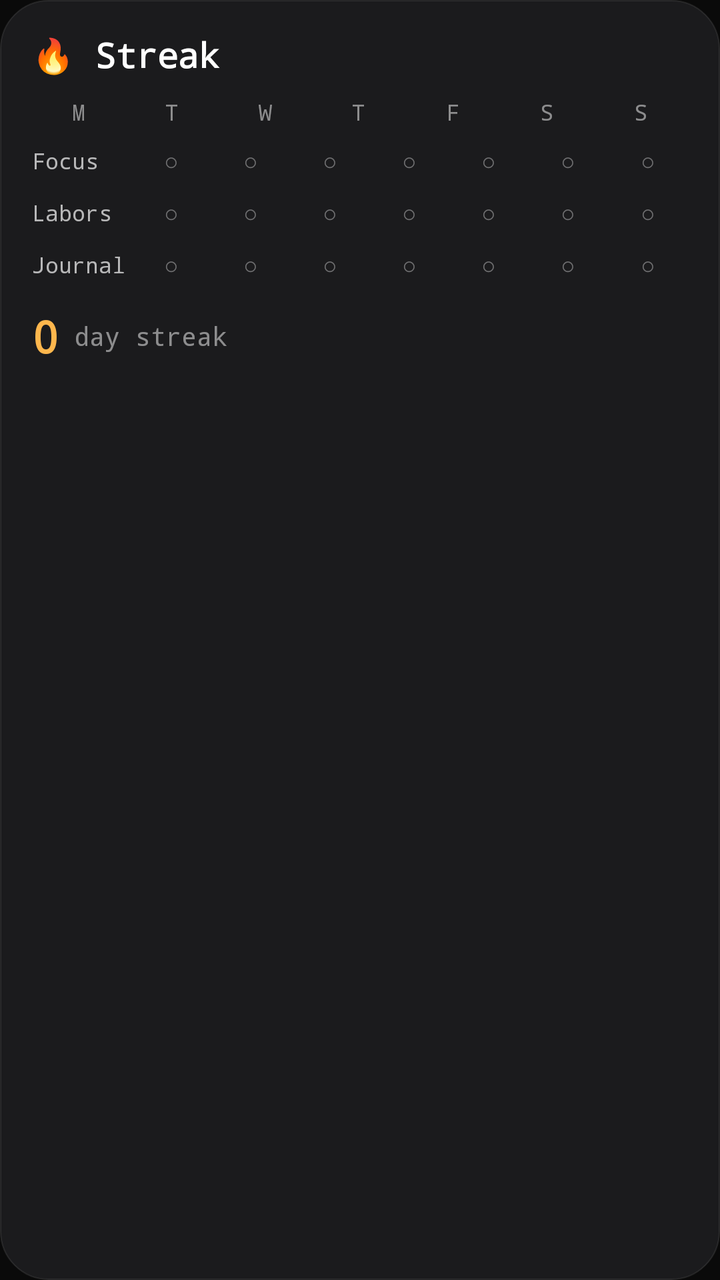
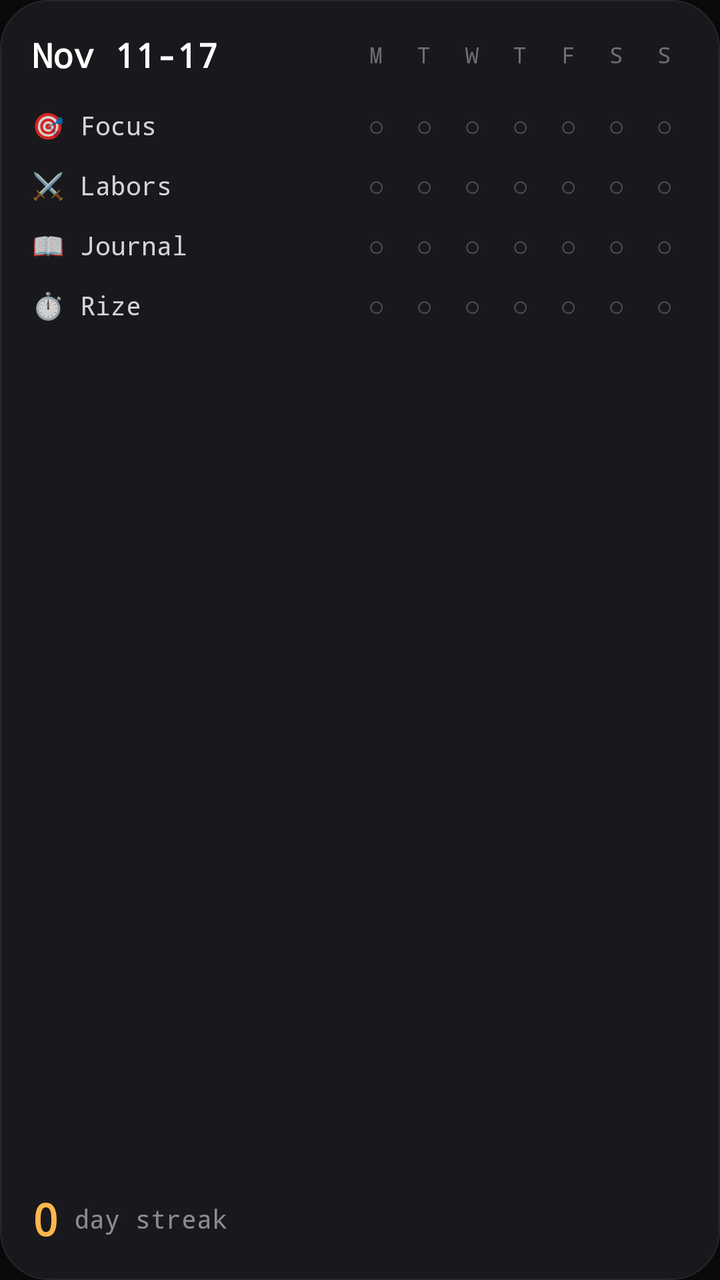

Two renders of the same Android screen: before a commit and after it. Below are the layout's source before the change and the commit's diff.
<!-- AndroidManifest.xml: application theme Theme.Forge -->
<!-- res/layout/widget_streak.xml -->
<?xml version="1.0" encoding="utf-8"?>
<LinearLayout xmlns:android="http://schemas.android.com/apk/res/android"
    android:id="@+id/widget_streak_root"
    android:layout_width="match_parent"
    android:layout_height="match_parent"
    android:background="@drawable/widget_bg_glass"
    android:orientation="vertical"
    android:padding="16dp">

    
    <LinearLayout
        android:layout_width="match_parent"
        android:layout_height="wrap_content"
        android:orientation="horizontal"
        android:gravity="center_vertical"
        android:layout_marginBottom="10dp">
        <TextView
            android:layout_width="0dp"
            android:layout_height="wrap_content"
            android:layout_weight="1"
            android:text="🔥 Streak"
            android:textColor="#FFFFFF"
            android:textSize="17sp"
            android:textStyle="bold"/>
        <TextView
            android:id="@+id/streak_date_range"
            android:layout_width="wrap_content"
            android:layout_height="wrap_content"
            android:text=""
            android:textColor="#80ffffff"
            android:textSize="11sp"/>
    </LinearLayout>

    
    <LinearLayout
        android:layout_width="match_parent"
        android:layout_height="wrap_content"
        android:orientation="horizontal"
        android:layout_marginBottom="6dp">
        <TextView android:layout_width="0dp" android:layout_height="wrap_content" android:layout_weight="1" android:text="M" android:textColor="#80ffffff" android:textSize="11sp" android:gravity="center"/>
        <TextView android:layout_width="0dp" android:layout_height="wrap_content" android:layout_weight="1" android:text="T" android:textColor="#80ffffff" android:textSize="11sp" android:gravity="center"/>
        <TextView android:layout_width="0dp" android:layout_height="wrap_content" android:layout_weight="1" android:text="W" android:textColor="#80ffffff" android:textSize="11sp" android:gravity="center"/>
        <TextView android:layout_width="0dp" android:layout_height="wrap_content" android:layout_weight="1" android:text="T" android:textColor="#80ffffff" android:textSize="11sp" android:gravity="center"/>
        <TextView android:layout_width="0dp" android:layout_height="wrap_content" android:layout_weight="1" android:text="F" android:textColor="#80ffffff" android:textSize="11sp" android:gravity="center"/>
        <TextView android:layout_width="0dp" android:layout_height="wrap_content" android:layout_weight="1" android:text="S" android:textColor="#80ffffff" android:textSize="11sp" android:gravity="center"/>
        <TextView android:layout_width="0dp" android:layout_height="wrap_content" android:layout_weight="1" android:text="S" android:textColor="#80ffffff" android:textSize="11sp" android:gravity="center"/>
    </LinearLayout>

    
    <LinearLayout
        android:layout_width="match_parent"
        android:layout_height="wrap_content"
        android:orientation="horizontal"
        android:gravity="center_vertical"
        android:layout_marginBottom="4dp">
        <TextView android:id="@+id/streak_r1_label" android:layout_width="50dp" android:layout_height="wrap_content" android:text="Focus" android:textColor="#B0ffffff" android:textSize="11sp" android:maxLines="1"/>
        <TextView android:id="@+id/streak_r1_d1" android:layout_width="0dp" android:layout_height="22dp" android:layout_weight="1" android:gravity="center" android:text="○" android:textColor="#60ffffff" android:textSize="12sp"/>
        <TextView android:id="@+id/streak_r1_d2" android:layout_width="0dp" android:layout_height="22dp" android:layout_weight="1" android:gravity="center" android:text="○" android:textColor="#60ffffff" android:textSize="12sp"/>
        <TextView android:id="@+id/streak_r1_d3" android:layout_width="0dp" android:layout_height="22dp" android:layout_weight="1" android:gravity="center" android:text="○" android:textColor="#60ffffff" android:textSize="12sp"/>
        <TextView android:id="@+id/streak_r1_d4" android:layout_width="0dp" android:layout_height="22dp" android:layout_weight="1" android:gravity="center" android:text="○" android:textColor="#60ffffff" android:textSize="12sp"/>
        <TextView android:id="@+id/streak_r1_d5" android:layout_width="0dp" android:layout_height="22dp" android:layout_weight="1" android:gravity="center" android:text="○" android:textColor="#60ffffff" android:textSize="12sp"/>
        <TextView android:id="@+id/streak_r1_d6" android:layout_width="0dp" android:layout_height="22dp" android:layout_weight="1" android:gravity="center" android:text="○" android:textColor="#60ffffff" android:textSize="12sp"/>
        <TextView android:id="@+id/streak_r1_d7" android:layout_width="0dp" android:layout_height="22dp" android:layout_weight="1" android:gravity="center" android:text="○" android:textColor="#60ffffff" android:textSize="12sp"/>
    </LinearLayout>

    
    <LinearLayout
        android:layout_width="match_parent"
        android:layout_height="wrap_content"
        android:orientation="horizontal"
        android:gravity="center_vertical"
        android:layout_marginBottom="4dp">
        <TextView android:id="@+id/streak_r2_label" android:layout_width="50dp" android:layout_height="wrap_content" android:text="Labors" android:textColor="#B0ffffff" android:textSize="11sp" android:maxLines="1"/>
        <TextView android:id="@+id/streak_r2_d1" android:layout_width="0dp" android:layout_height="22dp" android:layout_weight="1" android:gravity="center" android:text="○" android:textColor="#60ffffff" android:textSize="12sp"/>
        <TextView android:id="@+id/streak_r2_d2" android:layout_width="0dp" android:layout_height="22dp" android:layout_weight="1" android:gravity="center" android:text="○" android:textColor="#60ffffff" android:textSize="12sp"/>
        <TextView android:id="@+id/streak_r2_d3" android:layout_width="0dp" android:layout_height="22dp" android:layout_weight="1" android:gravity="center" android:text="○" android:textColor="#60ffffff" android:textSize="12sp"/>
        <TextView android:id="@+id/streak_r2_d4" android:layout_width="0dp" android:layout_height="22dp" android:layout_weight="1" android:gravity="center" android:text="○" android:textColor="#60ffffff" android:textSize="12sp"/>
        <TextView android:id="@+id/streak_r2_d5" android:layout_width="0dp" android:layout_height="22dp" android:layout_weight="1" android:gravity="center" android:text="○" android:textColor="#60ffffff" android:textSize="12sp"/>
        <TextView android:id="@+id/streak_r2_d6" android:layout_width="0dp" android:layout_height="22dp" android:layout_weight="1" android:gravity="center" android:text="○" android:textColor="#60ffffff" android:textSize="12sp"/>
        <TextView android:id="@+id/streak_r2_d7" android:layout_width="0dp" android:layout_height="22dp" android:layout_weight="1" android:gravity="center" android:text="○" android:textColor="#60ffffff" android:textSize="12sp"/>
    </LinearLayout>

    
    <LinearLayout
        android:layout_width="match_parent"
        android:layout_height="wrap_content"
        android:orientation="horizontal"
        android:gravity="center_vertical">
        <TextView android:id="@+id/streak_r3_label" android:layout_width="50dp" android:layout_height="wrap_content" android:text="Journal" android:textColor="#B0ffffff" android:textSize="11sp" android:maxLines="1"/>
        <TextView android:id="@+id/streak_r3_d1" android:layout_width="0dp" android:layout_height="22dp" android:layout_weight="1" android:gravity="center" android:text="○" android:textColor="#60ffffff" android:textSize="12sp"/>
        <TextView android:id="@+id/streak_r3_d2" android:layout_width="0dp" android:layout_height="22dp" android:layout_weight="1" android:gravity="center" android:text="○" android:textColor="#60ffffff" android:textSize="12sp"/>
        <TextView android:id="@+id/streak_r3_d3" android:layout_width="0dp" android:layout_height="22dp" android:layout_weight="1" android:gravity="center" android:text="○" android:textColor="#60ffffff" android:textSize="12sp"/>
        <TextView android:id="@+id/streak_r3_d4" android:layout_width="0dp" android:layout_height="22dp" android:layout_weight="1" android:gravity="center" android:text="○" android:textColor="#60ffffff" android:textSize="12sp"/>
        <TextView android:id="@+id/streak_r3_d5" android:layout_width="0dp" android:layout_height="22dp" android:layout_weight="1" android:gravity="center" android:text="○" android:textColor="#60ffffff" android:textSize="12sp"/>
        <TextView android:id="@+id/streak_r3_d6" android:layout_width="0dp" android:layout_height="22dp" android:layout_weight="1" android:gravity="center" android:text="○" android:textColor="#60ffffff" android:textSize="12sp"/>
        <TextView android:id="@+id/streak_r3_d7" android:layout_width="0dp" android:layout_height="22dp" android:layout_weight="1" android:gravity="center" android:text="○" android:textColor="#60ffffff" android:textSize="12sp"/>
    </LinearLayout>

    
    <LinearLayout
        android:layout_width="match_parent"
        android:layout_height="wrap_content"
        android:orientation="horizontal"
        android:gravity="center_vertical"
        android:layout_marginTop="10dp">
        <TextView
            android:id="@+id/streak_count"
            android:layout_width="wrap_content"
            android:layout_height="wrap_content"
            android:text="0"
            android:textColor="#FFB74D"
            android:textSize="22sp"
            android:textStyle="bold"/>
        <TextView
            android:layout_width="wrap_content"
            android:layout_height="wrap_content"
            android:text=" day streak"
            android:textColor="#80ffffff"
            android:textSize="13sp"/>
    </LinearLayout>
</LinearLayout>
<!-- resources referenced by this layout -->
<resources>
  <!-- drawable widget_bg_glass (drawable) -->
  <?xml version="1.0" encoding="utf-8"?>
  <shape xmlns:android="http://schemas.android.com/apk/res/android"
      android:shape="rectangle">
      <solid android:color="#F01C1C1E"/>
      <corners android:radius="24dp"/>
      <stroke android:width="0.5dp" android:color="#18ffffff"/>
  </shape>
  <style name="Theme.Forge" parent="Theme.Material3.Dark.NoActionBar">
          <item name="colorPrimary">@color/red</item>
          <item name="colorPrimaryContainer">@color/red_alpha30</item>
          <item name="colorOnPrimary">@color/white</item>
          <item name="colorSecondary">@color/red</item>
          <item name="colorSecondaryContainer">@color/red_alpha20</item>
          <item name="colorOnSecondary">@color/white</item>
          <item name="colorSurface">@color/surface1</item>
          <item name="colorOnSurface">@color/fg</item>
          <item name="colorSurfaceVariant">@color/surface2</item>
          <item name="colorOnSurfaceVariant">@color/fg2</item>
          <item name="colorError">@color/red_light</item>
          <item name="colorOnError">@color/white</item>
          <item name="android:colorBackground">@color/bg</item>
          <item name="colorOnBackground">@color/fg</item>
          <item name="android:windowBackground">@color/bg</item>
          <item name="android:statusBarColor">@color/bg</item>
          <item name="android:navigationBarColor">@color/bg</item>
          <item name="android:windowLightStatusBar">false</item>
          <item name="android:windowLightNavigationBar">false</item>
          <item name="android:textColorPrimary">@color/fg</item>
          <item name="android:textColorSecondary">@color/fg2</item>
          <item name="android:textColorHint">@color/fg3</item>
          <item name="android:fontFamily">monospace</item>
      </style>
  <color name="red">#FFE53935</color>
  <color name="red_alpha30">#4DE53935</color>
  <color name="white">#FFFFFFFF</color>
  <color name="red_alpha20">#33E53935</color>
  <color name="surface1">#FF111111</color>
  <color name="fg">#FFF5F5F5</color>
  <color name="surface2">#FF171717</color>
  <color name="fg2">#FF9E9E9E</color>
  <color name="red_light">#FFFF5252</color>
  <color name="bg">#FF0A0A0A</color>
  <color name="fg3">#FF555555</color>
</resources>

<!-- the commit's change to res/layout/widget_streak.xml (unified diff, before → after) -->
@@ -3,7 +3,7 @@
     android:id="@+id/widget_streak_root"
     android:layout_width="match_parent"
     android:layout_height="match_parent"
-    android:background="@drawable/widget_bg_glass"
+    android:background="@drawable/widget_bg"
     android:orientation="vertical"
     android:padding="16dp">
 
@@ -13,37 +13,31 @@
         android:layout_height="wrap_content"
         android:orientation="horizontal"
         android:gravity="center_vertical"
-        android:layout_marginBottom="10dp">
+        android:layout_marginBottom="12dp">
+
         <TextView
+            android:id="@+id/streak_date_range"
             android:layout_width="0dp"
             android:layout_height="wrap_content"
             android:layout_weight="1"
-            android:text="🔥 Streak"
+            android:text="Nov 11-17"
             android:textColor="#FFFFFF"
             android:textSize="17sp"
             android:textStyle="bold"/>
-        <TextView
-            android:id="@+id/streak_date_range"
+
+        
+        <LinearLayout
             android:layout_width="wrap_content"
             android:layout_height="wrap_content"
-            android:text=""
-            android:textColor="#80ffffff"
-            android:textSize="11sp"/>
-    </LinearLayout>
-
-    
-    <LinearLayout
-        android:layout_width="match_parent"
-        android:layout_height="wrap_content"
-        android:orientation="horizontal"
-        android:layout_marginBottom="6dp">
-        <TextView android:layout_width="0dp" android:layout_height="wrap_content" android:layout_weight="1" android:text="M" android:textColor="#80ffffff" android:textSize="11sp" android:gravity="center"/>
-        <TextView android:layout_width="0dp" android:layout_height="wrap_content" android:layout_weight="1" android:text="T" android:textColor="#80ffffff" android:textSize="11sp" android:gravity="center"/>
-        <TextView android:layout_width="0dp" android:layout_height="wrap_content" android:layout_weight="1" android:text="W" android:textColor="#80ffffff" android:textSize="11sp" android:gravity="center"/>
-        <TextView android:layout_width="0dp" android:layout_height="wrap_content" android:layout_weight="1" android:text="T" android:textColor="#80ffffff" android:textSize="11sp" android:gravity="center"/>
-        <TextView android:layout_width="0dp" android:layout_height="wrap_content" android:layout_weight="1" android:text="F" android:textColor="#80ffffff" android:textSize="11sp" android:gravity="center"/>
-        <TextView android:layout_width="0dp" android:layout_height="wrap_content" android:layout_weight="1" android:text="S" android:textColor="#80ffffff" android:textSize="11sp" android:gravity="center"/>
-        <TextView android:layout_width="0dp" android:layout_height="wrap_content" android:layout_weight="1" android:text="S" android:textColor="#80ffffff" android:textSize="11sp" android:gravity="center"/>
+            android:orientation="horizontal">
+            <TextView android:layout_width="24dp" android:layout_height="wrap_content" android:text="M" android:textColor="#60ffffff" android:textSize="11sp" android:gravity="center"/>
+            <TextView android:layout_width="24dp" android:layout_height="wrap_content" android:text="T" android:textColor="#60ffffff" android:textSize="11sp" android:gravity="center"/>
+            <TextView android:layout_width="24dp" android:layout_height="wrap_content" android:text="W" android:textColor="#60ffffff" android:textSize="11sp" android:gravity="center"/>
+            <TextView android:layout_width="24dp" android:layout_height="wrap_content" android:text="T" android:textColor="#60ffffff" android:textSize="11sp" android:gravity="center"/>
+            <TextView android:layout_width="24dp" android:layout_height="wrap_content" android:text="F" android:textColor="#60ffffff" android:textSize="11sp" android:gravity="center"/>
+            <TextView android:layout_width="24dp" android:layout_height="wrap_content" android:text="S" android:textColor="#60ffffff" android:textSize="11sp" android:gravity="center"/>
+            <TextView android:layout_width="24dp" android:layout_height="wrap_content" android:text="S" android:textColor="#60ffffff" android:textSize="11sp" android:gravity="center"/>
+        </LinearLayout>
     </LinearLayout>
 
     
@@ -52,15 +46,15 @@
         android:layout_height="wrap_content"
         android:orientation="horizontal"
         android:gravity="center_vertical"
-        android:layout_marginBottom="4dp">
-        <TextView android:id="@+id/streak_r1_label" android:layout_width="50dp" android:layout_height="wrap_content" android:text="Focus" android:textColor="#B0ffffff" android:textSize="11sp" android:maxLines="1"/>
-        <TextView android:id="@+id/streak_r1_d1" android:layout_width="0dp" android:layout_height="22dp" android:layout_weight="1" android:gravity="center" android:text="○" android:textColor="#60ffffff" android:textSize="12sp"/>
-        <TextView android:id="@+id/streak_r1_d2" android:layout_width="0dp" android:layout_height="22dp" android:layout_weight="1" android:gravity="center" android:text="○" android:textColor="#60ffffff" android:textSize="12sp"/>
-        <TextView android:id="@+id/streak_r1_d3" android:layout_width="0dp" android:layout_height="22dp" android:layout_weight="1" android:gravity="center" android:text="○" android:textColor="#60ffffff" android:textSize="12sp"/>
-        <TextView android:id="@+id/streak_r1_d4" android:layout_width="0dp" android:layout_height="22dp" android:layout_weight="1" android:gravity="center" android:text="○" android:textColor="#60ffffff" android:textSize="12sp"/>
-        <TextView android:id="@+id/streak_r1_d5" android:layout_width="0dp" android:layout_height="22dp" android:layout_weight="1" android:gravity="center" android:text="○" android:textColor="#60ffffff" android:textSize="12sp"/>
-        <TextView android:id="@+id/streak_r1_d6" android:layout_width="0dp" android:layout_height="22dp" android:layout_weight="1" android:gravity="center" android:text="○" android:textColor="#60ffffff" android:textSize="12sp"/>
-        <TextView android:id="@+id/streak_r1_d7" android:layout_width="0dp" android:layout_height="22dp" android:layout_weight="1" android:gravity="center" android:text="○" android:textColor="#60ffffff" android:textSize="12sp"/>
+        android:layout_marginBottom="6dp">
+        <TextView android:id="@+id/streak_r1_label" android:layout_width="0dp" android:layout_height="wrap_content" android:layout_weight="1" android:text="🎯 Focus" android:textColor="#D0ffffff" android:textSize="13sp" android:maxLines="1"/>
+        <TextView android:id="@+id/streak_r1_d1" android:layout_width="24dp" android:layout_height="24dp" android:gravity="center" android:text="○" android:textColor="#40ffffff" android:textSize="14sp"/>
+        <TextView android:id="@+id/streak_r1_d2" android:layout_width="24dp" android:layout_height="24dp" android:gravity="center" android:text="○" android:textColor="#40ffffff" android:textSize="14sp"/>
+        <TextView android:id="@+id/streak_r1_d3" android:layout_width="24dp" android:layout_height="24dp" android:gravity="center" android:text="○" android:textColor="#40ffffff" android:textSize="14sp"/>
+        <TextView android:id="@+id/streak_r1_d4" android:layout_width="24dp" android:layout_height="24dp" android:gravity="center" android:text="○" android:textColor="#40ffffff" android:textSize="14sp"/>
+        <TextView android:id="@+id/streak_r1_d5" android:layout_width="24dp" android:layout_height="24dp" android:gravity="center" android:text="○" android:textColor="#40ffffff" android:textSize="14sp"/>
+        <TextView android:id="@+id/streak_r1_d6" android:layout_width="24dp" android:layout_height="24dp" android:gravity="center" android:text="○" android:textColor="#40ffffff" android:textSize="14sp"/>
+        <TextView android:id="@+id/streak_r1_d7" android:layout_width="24dp" android:layout_height="24dp" android:gravity="center" android:text="○" android:textColor="#40ffffff" android:textSize="14sp"/>
     </LinearLayout>
 
     
@@ -69,15 +63,32 @@
         android:layout_height="wrap_content"
         android:orientation="horizontal"
         android:gravity="center_vertical"
-        android:layout_marginBottom="4dp">
-        <TextView android:id="@+id/streak_r2_label" android:layout_width="50dp" android:layout_height="wrap_content" android:text="Labors" android:textColor="#B0ffffff" android:textSize="11sp" android:maxLines="1"/>
-        <TextView android:id="@+id/streak_r2_d1" android:layout_width="0dp" android:layout_height="22dp" android:layout_weight="1" android:gravity="center" android:text="○" android:textColor="#60ffffff" android:textSize="12sp"/>
-        <TextView android:id="@+id/streak_r2_d2" android:layout_width="0dp" android:layout_height="22dp" android:layout_weight="1" android:gravity="center" android:text="○" android:textColor="#60ffffff" android:textSize="12sp"/>
-        <TextView android:id="@+id/streak_r2_d3" android:layout_width="0dp" android:layout_height="22dp" android:layout_weight="1" android:gravity="center" android:text="○" android:textColor="#60ffffff" android:textSize="12sp"/>
-        <TextView android:id="@+id/streak_r2_d4" android:layout_width="0dp" android:layout_height="22dp" android:layout_weight="1" android:gravity="center" android:text="○" android:textColor="#60ffffff" android:textSize="12sp"/>
-        <TextView android:id="@+id/streak_r2_d5" android:layout_width="0dp" android:layout_height="22dp" android:layout_weight="1" android:gravity="center" android:text="○" android:textColor="#60ffffff" android:textSize="12sp"/>
-        <TextView android:id="@+id/streak_r2_d6" android:layout_width="0dp" android:layout_height="22dp" android:layout_weight="1" android:gravity="center" android:text="○" android:textColor="#60ffffff" android:textSize="12sp"/>
-        <TextView android:id="@+id/streak_r2_d7" android:layout_width="0dp" android:layout_height="22dp" android:layout_weight="1" android:gravity="center" android:text="○" android:textColor="#60ffffff" android:textSize="12sp"/>
+        android:layout_marginBottom="6dp">
+        <TextView android:id="@+id/streak_r2_label" android:layout_width="0dp" android:layout_height="wrap_content" android:layout_weight="1" android:text="⚔️ Labors" android:textColor="#D0ffffff" android:textSize="13sp" android:maxLines="1"/>
+        <TextView android:id="@+id/streak_r2_d1" android:layout_width="24dp" android:layout_height="24dp" android:gravity="center" android:text="○" android:textColor="#40ffffff" android:textSize="14sp"/>
+        <TextView android:id="@+id/streak_r2_d2" android:layout_width="24dp" android:layout_height="24dp" android:gravity="center" android:text="○" android:textColor="#40ffffff" android:textSize="14sp"/>
+        <TextView android:id="@+id/streak_r2_d3" android:layout_width="24dp" android:layout_height="24dp" android:gravity="center" android:text="○" android:textColor="#40ffffff" android:textSize="14sp"/>
+        <TextView android:id="@+id/streak_r2_d4" android:layout_width="24dp" android:layout_height="24dp" android:gravity="center" android:text="○" android:textColor="#40ffffff" android:textSize="14sp"/>
+        <TextView android:id="@+id/streak_r2_d5" android:layout_width="24dp" android:layout_height="24dp" android:gravity="center" android:text="○" android:textColor="#40ffffff" android:textSize="14sp"/>
+        <TextView android:id="@+id/streak_r2_d6" android:layout_width="24dp" android:layout_height="24dp" android:gravity="center" android:text="○" android:textColor="#40ffffff" android:textSize="14sp"/>
+        <TextView android:id="@+id/streak_r2_d7" android:layout_width="24dp" android:layout_height="24dp" android:gravity="center" android:text="○" android:textColor="#40ffffff" android:textSize="14sp"/>
+    </LinearLayout>
+
+    
+    <LinearLayout
+        android:layout_width="match_parent"
+        android:layout_height="wrap_content"
+        android:orientation="horizontal"
+        android:gravity="center_vertical"
+        android:layout_marginBottom="6dp">
+        <TextView android:id="@+id/streak_r3_label" android:layout_width="0dp" android:layout_height="wrap_content" android:layout_weight="1" android:text="📖 Journal" android:textColor="#D0ffffff" android:textSize="13sp" android:maxLines="1"/>
+        <TextView android:id="@+id/streak_r3_d1" android:layout_width="24dp" android:layout_height="24dp" android:gravity="center" android:text="○" android:textColor="#40ffffff" android:textSize="14sp"/>
+        <TextView android:id="@+id/streak_r3_d2" android:layout_width="24dp" android:layout_height="24dp" android:gravity="center" android:text="○" android:textColor="#40ffffff" android:textSize="14sp"/>
+        <TextView android:id="@+id/streak_r3_d3" android:layout_width="24dp" android:layout_height="24dp" android:gravity="center" android:text="○" android:textColor="#40ffffff" android:textSize="14sp"/>
+        <TextView android:id="@+id/streak_r3_d4" android:layout_width="24dp" android:layout_height="24dp" android:gravity="center" android:text="○" android:textColor="#40ffffff" android:textSize="14sp"/>
+        <TextView android:id="@+id/streak_r3_d5" android:layout_width="24dp" android:layout_height="24dp" android:gravity="center" android:text="○" android:textColor="#40ffffff" android:textSize="14sp"/>
+        <TextView android:id="@+id/streak_r3_d6" android:layout_width="24dp" android:layout_height="24dp" android:gravity="center" android:text="○" android:textColor="#40ffffff" android:textSize="14sp"/>
+        <TextView android:id="@+id/streak_r3_d7" android:layout_width="24dp" android:layout_height="24dp" android:gravity="center" android:text="○" android:textColor="#40ffffff" android:textSize="14sp"/>
     </LinearLayout>
 
     
@@ -86,15 +97,21 @@
         android:layout_height="wrap_content"
         android:orientation="horizontal"
         android:gravity="center_vertical">
-        <TextView android:id="@+id/streak_r3_label" android:layout_width="50dp" android:layout_height="wrap_content" android:text="Journal" android:textColor="#B0ffffff" android:textSize="11sp" android:maxLines="1"/>
-        <TextView android:id="@+id/streak_r3_d1" android:layout_width="0dp" android:layout_height="22dp" android:layout_weight="1" android:gravity="center" android:text="○" android:textColor="#60ffffff" android:textSize="12sp"/>
-        <TextView android:id="@+id/streak_r3_d2" android:layout_width="0dp" android:layout_height="22dp" android:layout_weight="1" android:gravity="center" android:text="○" android:textColor="#60ffffff" android:textSize="12sp"/>
-        <TextView android:id="@+id/streak_r3_d3" android:layout_width="0dp" android:layout_height="22dp" android:layout_weight="1" android:gravity="center" android:text="○" android:textColor="#60ffffff" android:textSize="12sp"/>
-        <TextView android:id="@+id/streak_r3_d4" android:layout_width="0dp" android:layout_height="22dp" android:layout_weight="1" android:gravity="center" android:text="○" android:textColor="#60ffffff" android:textSize="12sp"/>
-        <TextView android:id="@+id/streak_r3_d5" android:layout_width="0dp" android:layout_height="22dp" android:layout_weight="1" android:gravity="center" android:text="○" android:textColor="#60ffffff" android:textSize="12sp"/>
-        <TextView android:id="@+id/streak_r3_d6" android:layout_width="0dp" android:layout_height="22dp" android:layout_weight="1" android:gravity="center" android:text="○" android:textColor="#60ffffff" android:textSize="12sp"/>
-        <TextView android:id="@+id/streak_r3_d7" android:layout_width="0dp" android:layout_height="22dp" android:layout_weight="1" android:gravity="center" android:text="○" android:textColor="#60ffffff" android:textSize="12sp"/>
+        <TextView android:id="@+id/streak_r4_label" android:layout_width="0dp" android:layout_height="wrap_content" android:layout_weight="1" android:text="⏱️ Rize" android:textColor="#D0ffffff" android:textSize="13sp" android:maxLines="1"/>
+        <TextView android:id="@+id/streak_r4_d1" android:layout_width="24dp" android:layout_height="24dp" android:gravity="center" android:text="○" android:textColor="#40ffffff" android:textSize="14sp"/>
+        <TextView android:id="@+id/streak_r4_d2" android:layout_width="24dp" android:layout_height="24dp" android:gravity="center" android:text="○" android:textColor="#40ffffff" android:textSize="14sp"/>
+        <TextView android:id="@+id/streak_r4_d3" android:layout_width="24dp" android:layout_height="24dp" android:gravity="center" android:text="○" android:textColor="#40ffffff" android:textSize="14sp"/>
+        <TextView android:id="@+id/streak_r4_d4" android:layout_width="24dp" android:layout_height="24dp" android:gravity="center" android:text="○" android:textColor="#40ffffff" android:textSize="14sp"/>
+        <TextView android:id="@+id/streak_r4_d5" android:layout_width="24dp" android:layout_height="24dp" android:gravity="center" android:text="○" android:textColor="#40ffffff" android:textSize="14sp"/>
+        <TextView android:id="@+id/streak_r4_d6" android:layout_width="24dp" android:layout_height="24dp" android:gravity="center" android:text="○" android:textColor="#40ffffff" android:textSize="14sp"/>
+        <TextView android:id="@+id/streak_r4_d7" android:layout_width="24dp" android:layout_height="24dp" android:gravity="center" android:text="○" android:textColor="#40ffffff" android:textSize="14sp"/>
     </LinearLayout>
+
+    
+    <View
+        android:layout_width="match_parent"
+        android:layout_height="0dp"
+        android:layout_weight="1"/>
 
     
     <LinearLayout
@@ -102,7 +119,7 @@
         android:layout_height="wrap_content"
         android:orientation="horizontal"
         android:gravity="center_vertical"
-        android:layout_marginTop="10dp">
+        android:layout_marginTop="8dp">
         <TextView
             android:id="@+id/streak_count"
             android:layout_width="wrap_content"
<!-- resource entries referenced after the edit -->
@@ -1,10 +1,10 @@
 <!-- resources referenced by this layout -->
 <resources>
-  <!-- drawable widget_bg_glass (drawable) -->
+  <!-- drawable widget_bg (drawable) -->
   <?xml version="1.0" encoding="utf-8"?>
   <shape xmlns:android="http://schemas.android.com/apk/res/android"
       android:shape="rectangle">
-      <solid android:color="#F01C1C1E"/>
+      <solid android:color="#F01A1A1E"/>
       <corners android:radius="24dp"/>
       <stroke android:width="0.5dp" android:color="#18ffffff"/>
   </shape>
